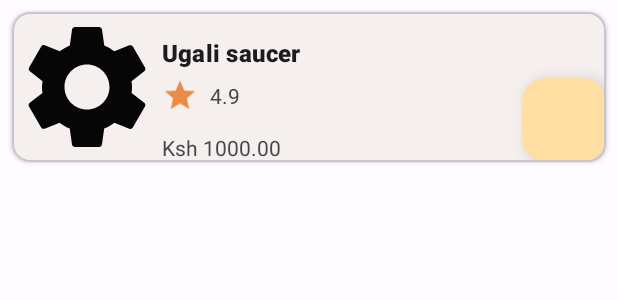
After one commit to kenmusima/FoodApp, an Android app: the layout list_item_food.xml on its own in the app's theme, with its tools: preview values and no code run, on a phone screen of 412 x 824 dp. The commit adds this screen. Shown: the top 300 px of the screen. Run offline under Robolectric (Android 15) with nearby library versions, the phone set to English and light mode, and no system bars.

Commit message:
Added recycler view layout for items.

```diff
--- /dev/null
+++ b/app/src/main/res/drawable/ic_baseline_star_24.xml
@@ -0,0 +1,5 @@
+<vector android:alpha="0.98" android:height="24dp"
+    android:tint="#EA8842" android:viewportHeight="24"
+    android:viewportWidth="24" android:width="24dp" xmlns:android="http://schemas.android.com/apk/res/android">
+    <path android:fillColor="@android:color/white" android:pathData="M12,17.27L18.18,21l-1.64,-7.03L22,9.24l-7.19,-0.61L12,2 9.19,8.63 2,9.24l5.46,4.73L5.82,21z"/>
+</vector>
--- a/app/src/main/res/layout/fragment_local.xml
+++ b/app/src/main/res/layout/fragment_local.xml
@@ -1,14 +1,22 @@
 <?xml version="1.0" encoding="utf-8"?>
-<FrameLayout xmlns:android="http://schemas.android.com/apk/res/android"
+<LinearLayout xmlns:android="http://schemas.android.com/apk/res/android"
     xmlns:tools="http://schemas.android.com/tools"
     android:layout_width="match_parent"
     android:layout_height="match_parent"
+    xmlns:app="http://schemas.android.com/apk/res-auto"
+    android:orientation="vertical"
     tools:context=".ui.fragment.fooditems.LocalFragment">
 
-    <!-- TODO: Update blank fragment layout -->
-    <TextView
+    <androidx.recyclerview.widget.RecyclerView
         android:layout_width="match_parent"
-        android:layout_height="match_parent"
-        android:text="@string/hello_blank_fragment" />
+        android:layout_height="wrap_content"
+        android:clipToPadding="false"
+        android:paddingStart="@dimen/dimen_8"
+        android:paddingEnd="@dimen/dimen_8"
+        android:paddingTop="@dimen/dimen_8"
+        android:paddingBottom="?actionBarSize"
+        app:layoutManager="androidx.recyclerview.widget.LinearLayoutManager"
+        tools:listitem="@layout/list_item_food"/>
 
-</FrameLayout>
+
+</LinearLayout>
--- /dev/null
+++ b/app/src/main/res/layout/list_item_food.xml
@@ -0,0 +1,66 @@
+<?xml version="1.0" encoding="utf-8"?>
+<com.google.android.material.card.MaterialCardView xmlns:android="http://schemas.android.com/apk/res/android"
+    xmlns:app="http://schemas.android.com/apk/res-auto"
+    xmlns:tools="http://schemas.android.com/tools"
+    android:layout_width="match_parent"
+    android:layout_height="wrap_content"
+    android:layout_margin="@dimen/dimen_8"
+    app:cardCornerRadius="@dimen/card_corner_radius"
+
+    app:cardElevation="@dimen/card_elevation">
+
+    <androidx.constraintlayout.widget.ConstraintLayout
+        android:layout_width="match_parent"
+        android:layout_height="match_parent">
+
+        <com.google.android.material.imageview.ShapeableImageView
+            android:id="@+id/food_image"
+            android:layout_width="100dp"
+            android:layout_height="100dp"
+            tools:src="@drawable/ic_baseline_settings_24"
+            app:layout_constraintStart_toStartOf="parent"
+            app:layout_constraintTop_toTopOf="parent"
+            app:layout_constraintBottom_toBottomOf="parent"/>
+        <com.google.android.material.textview.MaterialTextView
+            android:id="@+id/food_title"
+            android:layout_width="wrap_content"
+            android:layout_height="wrap_content"
+            tools:text="Ugali saucer"
+            android:textStyle="bold"
+            android:layout_marginTop="@dimen/dimen_16"
+            app:layout_constraintTop_toTopOf="parent"
+            app:layout_constraintStart_toEndOf="@id/food_image"
+            android:textAppearance="@style/TextAppearance.Material3.TitleMedium"/>
+        <ImageView
+            android:id="@+id/food_rating"
+            android:layout_width="0dp"
+            android:layout_height="50dp"
+            android:src="@drawable/ic_baseline_star_24"
+            app:layout_constraintTop_toBottomOf="@id/food_title"
+            app:layout_constraintStart_toEndOf="@id/food_image"
+            app:layout_constraintTop_toTopOf="@id/food_rating_txt"
+            app:layout_constraintBottom_toBottomOf="@id/food_rating_txt"
+            />
+
+        <TextView
+            android:id="@+id/food_rating_txt"
+            android:layout_width="wrap_content"
+            android:layout_height="wrap_content"
+            android:padding="@dimen/dimen_8"
+            app:layout_constraintStart_toEndOf="@id/food_rating"
+            app:layout_constraintTop_toBottomOf="@id/food_title"
+            tools:text="4.9"/>
+        <TextView
+            android:id="@+id/food_price"
+            android:layout_width="wrap_content"
+            android:layout_height="wrap_content"
+            tools:text="Ksh 1000.00"
+            app:layout_constraintTop_toBottomOf="@id/food_rating"
+            app:layout_constraintBottom_toBottomOf="parent"
+            app:layout_constraintStart_toEndOf="@id/food_image"/>
+    </androidx.constraintlayout.widget.ConstraintLayout>
+    <com.google.android.material.floatingactionbutton.FloatingActionButton
+        android:layout_width="wrap_content"
+        android:layout_height="wrap_content"
+        android:layout_gravity="end|bottom"/>
+</com.google.android.material.card.MaterialCardView>
```
